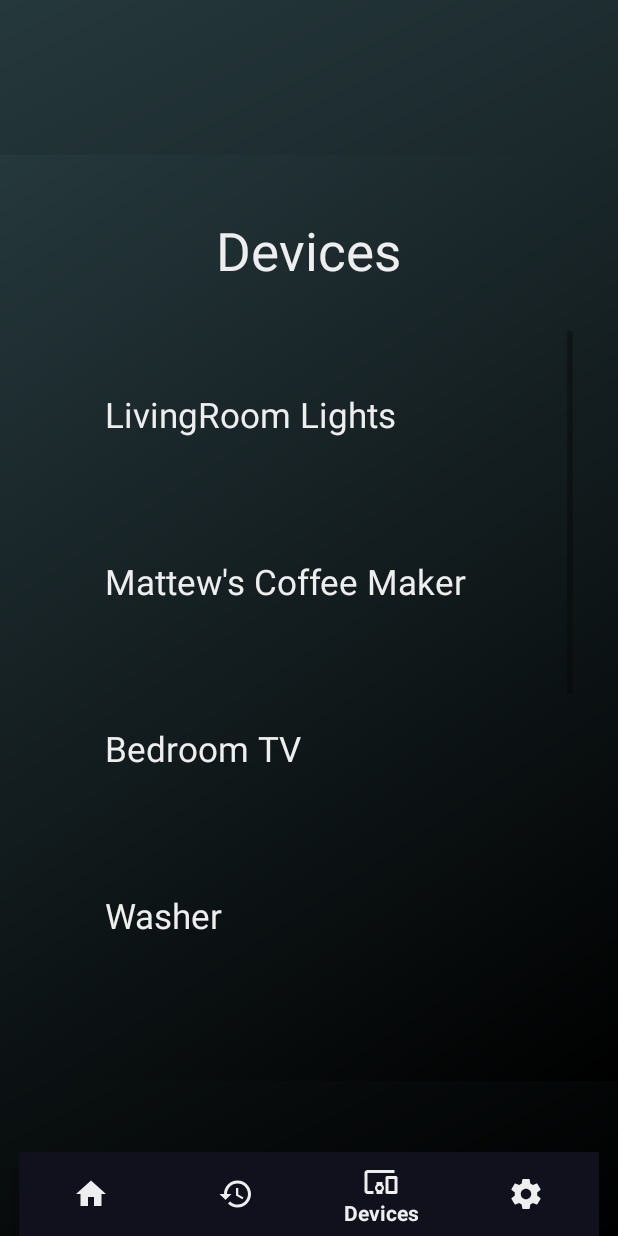
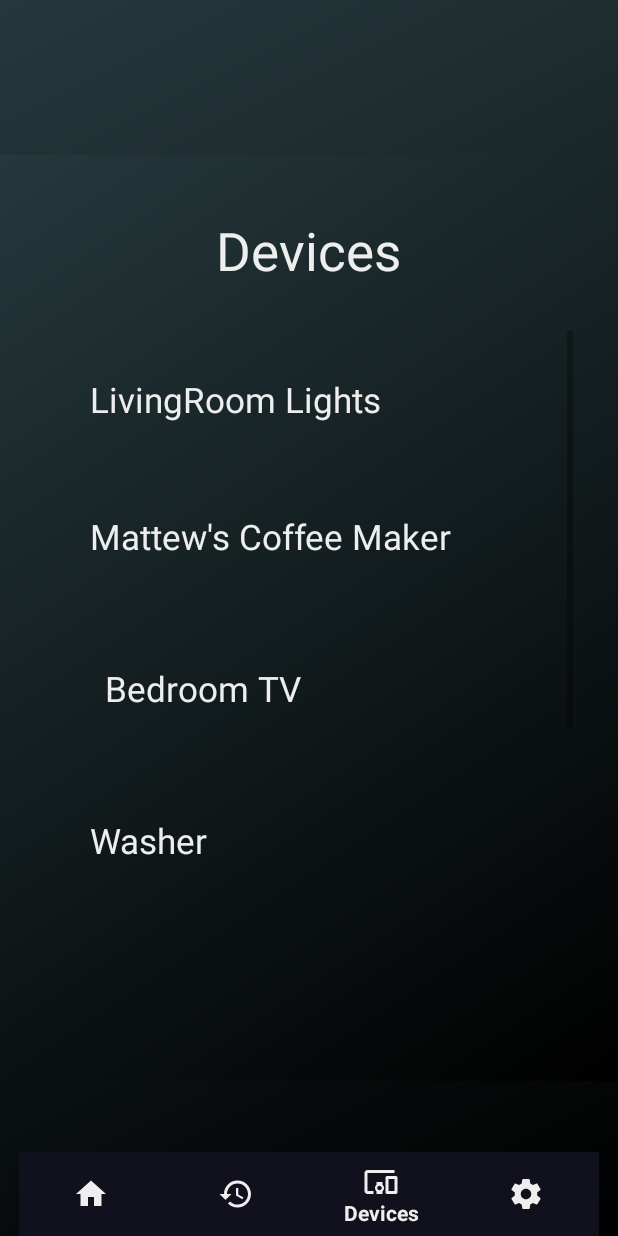
Before and after one commit to matthewlewis112/Lunar-Power, an Android app: the HomeActivity screen opened directly, with no data from a screen before it, item 3 of the bottom bar chosen, on a phone screen of 412 x 824 dp. Run offline under Robolectric (Android 15) with nearby library versions, the phone set to English and light mode, and no system bars; libraries missing offline, so code that uses them is left out: com.amazonaws.auth, com.amazonaws.mobile, com.amazonaws.mobileconnectors, com.amazonaws.services; 4 statements that could not run were skipped.

Commit message:
The fuck, I really don't know

```diff
--- a/LunarPower/app/src/main/java/edu/calpoly/lunarpower/HomeActivity.java
+++ b/LunarPower/app/src/main/java/edu/calpoly/lunarpower/HomeActivity.java
@@ -11,7 +11,6 @@ import android.view.MenuItem;
 import android.view.View;
 import android.widget.EditText;
 
-import com.amazonaws.auth.AWSCredentials;
 import com.amazonaws.auth.AWSCredentialsProvider;
 import com.amazonaws.mobile.client.AWSMobileClient;
 import com.amazonaws.mobile.config.AWSConfiguration;
@@ -54,17 +53,7 @@ public class HomeActivity extends AppCompatActivity {
             }
         });
 
-        AWSCredentialsProvider credentialsProvider = new AWSCredentialsProvider() {
-            @Override
-            public AWSCredentials getCredentials() {
-                return AWSMobileClient.getInstance().getCredentials();
-            }
-
-            @Override
-            public void refresh() {
-                //Not needed
-            }
-        };
+        AWSCredentialsProvider credentialsProvider = AWSMobileClient.getInstance().getCredentialsProvider();
         AWSConfiguration configuration = AWSMobileClient.getInstance().getConfiguration();
 
         AmazonDynamoDBClient dynamoDBClient = new AmazonDynamoDBClient(credentialsProvider);
@@ -86,16 +75,6 @@ public class HomeActivity extends AppCompatActivity {
     public List<DevicesDO> getDevices() {
         Log.d("Home Activity", "Devices got?");
         final LinkedList<DevicesDO> devices = new LinkedList<>();
-        Runnable runnable = new Runnable() {
-            public void run() {
-                for (int i = 0; i < 20; i++) {
-                    devices.add(dynamoDBMapper.load(DevicesDO.class, "Name"));
-                }
-                Log.d("Home Activity", "Returned devices");
-            }
-        };
-
-        new Thread(runnable).start();
         return devices;
     }
 
--- a/LunarPower/app/src/main/java/edu/calpoly/lunarpower/RegisterActivity.java
+++ b/LunarPower/app/src/main/java/edu/calpoly/lunarpower/RegisterActivity.java
@@ -12,7 +12,7 @@ import edu.calpoly.lunarpower.aws.AWSSignUpHandler;
 
 public class RegisterActivity extends AppCompatActivity implements View.OnClickListener, AWSSignUpHandler {
 
-    AWSSignUpModel awsSignUpModel;
+    AWSSignUpModel awsSignUpModel = new AWSSignUpModel(this, this);
 
     @Override
     protected void onCreate(Bundle savedInstanceState) {
@@ -20,7 +20,6 @@ public class RegisterActivity extends AppCompatActivity implements View.OnClickL
         setContentView(R.layout.activity_register);
 
         // instantiating AWSSignUpModel(context, callback)
-        awsSignUpModel = new AWSSignUpModel(this, this);
         findViewById(R.id.registerButton).setOnClickListener(this);
         findViewById(R.id.confirmButton).setOnClickListener(this);
     }
--- a/LunarPower/app/src/main/res/layout/fragment_devices.xml
+++ b/LunarPower/app/src/main/res/layout/fragment_devices.xml
@@ -38,7 +38,7 @@
                 android:text="LivingRoom Lights"
                 android:textColor="@color/text"
                 android:textSize="23sp"
-                android:padding="40dp"/>
+                android:padding="30dp"/>
 
             <TextView
                 android:id="@+id/textView3"
@@ -47,7 +47,7 @@
                 android:text="Mattew's Coffee Maker"
                 android:textColor="@color/text"
                 android:textSize="23sp"
-                android:padding="40dp"/>
+                android:padding="30dp"/>
 
             <TextView
                 android:id="@+id/textView4"
@@ -65,7 +65,7 @@
                 android:text="Washer"
                 android:textColor="@color/text"
                 android:textSize="23sp"
-                android:padding="40dp"/>
+                android:padding="30dp"/>
 
             <TextView
                 android:id="@+id/textView6"
@@ -74,7 +74,7 @@
                 android:text="Dryer"
                 android:textColor="@color/text"
                 android:textSize="23sp"
-                android:padding="40dp"/>
+                android:padding="30dp"/>
 
             <TextView
                 android:id="@+id/textView7"
@@ -83,11 +83,12 @@
                 android:text="Bedroom Lights"
                 android:textColor="@color/text"
                 android:textSize="23sp"
-                android:padding="40dp"/>
+                android:padding="30dp"/>
 
             <Button
                 android:layout_width="match_parent"
                 android:layout_height="60dp"
+                android:layout_marginVertical="20dp"
                 android:onClick="addDevice"
                 android:background="@drawable/login_button"
                 android:text="Add Device" />
```
Also changed, not shown: LunarPower/app/src/main/java/edu/calpoly/lunarpower/aws/AWSLoginModel.java (+4 -3 lines), LunarPower/app/src/main/java/edu/calpoly/lunarpower/aws/AWSSignUpModel.java (+60 -0 lines), LunarPower/app/src/main/res/layout/fragment_add_device.xml (+21 -7 lines), 2 other files.
